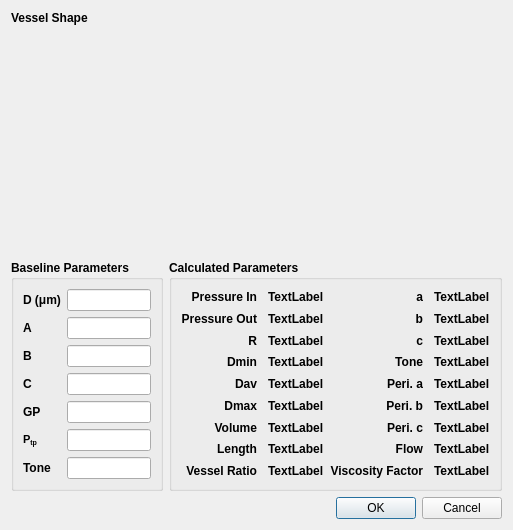
The window that src/vesseldlg.ui (AdamMajer/bshouty-lung-model) describes before a commit, drawn with Qt 5.
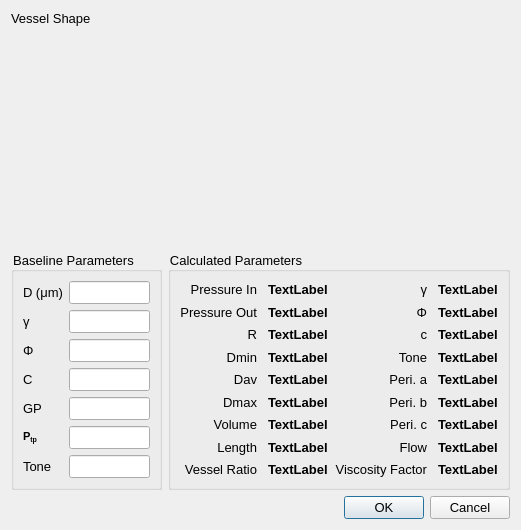
The same window after the commit. Custom widgets are drawn as their Qt base class.

What changed in the file:
```diff
--- a/src/vesseldlg.ui
+++ b/src/vesseldlg.ui
@@ -13,13 +13,18 @@
   <property name="windowTitle">
    <string>Vessel</string>
   </property>
+  <property name="styleSheet">
+   <string notr="true">font: 10pt;</string>
+  </property>
   <layout class="QGridLayout" name="gridLayout_2">
    <item row="0" column="0" colspan="2">
     <widget class="QLabel" name="label_2">
      <property name="font">
       <font>
-       <weight>75</weight>
-       <bold>true</bold>
+       <pointsize>10</pointsize>
+       <weight>50</weight>
+       <italic>false</italic>
+       <bold>false</bold>
       </font>
      </property>
      <property name="text">
@@ -39,12 +44,6 @@
    </item>
    <item row="2" column="0">
     <widget class="QGroupBox" name="groupBox">
-     <property name="font">
-      <font>
-       <weight>75</weight>
-       <bold>true</bold>
-      </font>
-     </property>
      <property name="title">
       <string>Baseline Parameters</string>
      </property>
@@ -54,12 +53,6 @@
       </property>
       <item row="0" column="0">
        <widget class="QLabel" name="label">
-        <property name="font">
-         <font>
-          <weight>75</weight>
-          <bold>true</bold>
-         </font>
-        </property>
         <property name="text">
          <string>D (μm)</string>
         </property>
@@ -75,7 +68,7 @@
       <item row="1" column="0">
        <widget class="QLabel" name="a_label">
         <property name="text">
-         <string>A</string>
+         <string>γ</string>
         </property>
        </widget>
       </item>
@@ -89,7 +82,7 @@
       <item row="2" column="0">
        <widget class="QLabel" name="label_3">
         <property name="text">
-         <string>B</string>
+         <string>Φ</string>
         </property>
        </widget>
       </item>
@@ -130,12 +123,6 @@
       </item>
       <item row="5" column="0">
        <widget class="QLabel" name="label_10">
-        <property name="font">
-         <font>
-          <weight>75</weight>
-          <bold>true</bold>
-         </font>
-        </property>
         <property name="text">
          <string>&lt;!DOCTYPE HTML PUBLIC &quot;-//W3C//DTD HTML 4.0//EN&quot; &quot;http://www.w3.org/TR/REC-html40/strict.dtd&quot;&gt;
 &lt;html&gt;&lt;head&gt;&lt;meta name=&quot;qrichtext&quot; content=&quot;1&quot; /&gt;&lt;style type=&quot;text/css&quot;&gt;
@@ -181,12 +168,6 @@
    </item>
    <item row="2" column="1">
     <widget class="QGroupBox" name="groupBox_2">
-     <property name="font">
-      <font>
-       <weight>75</weight>
-       <bold>true</bold>
-      </font>
-     </property>
      <property name="title">
       <string>Calculated Parameters</string>
      </property>
@@ -210,7 +191,7 @@
       <item row="1" column="2">
        <widget class="QLabel" name="label_52">
         <property name="text">
-         <string>b</string>
+         <string>Φ</string>
         </property>
         <property name="alignment">
          <set>Qt::AlignRight|Qt::AlignTrailing|Qt::AlignVCenter</set>
@@ -350,7 +331,7 @@
       <item row="0" column="2">
        <widget class="QLabel" name="label_15">
         <property name="text">
-         <string>a</string>
+         <string>γ</string>
         </property>
         <property name="alignment">
          <set>Qt::AlignRight|Qt::AlignTrailing|Qt::AlignVCenter</set>
```
Left out of the diff: 12 changed lines with no effect on the pictures.
